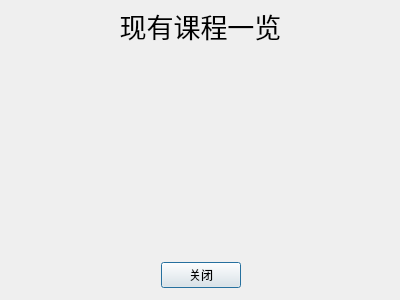
The window that seeallcourses.ui (archester-250/Course_Auxiliary_System_QT) describes before a commit, drawn with Qt 5.
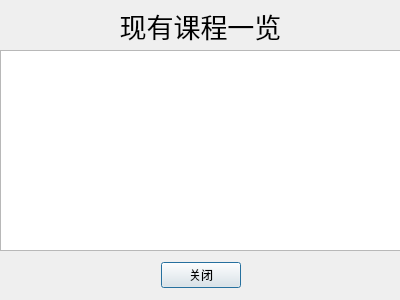
The same window after the commit.

The edit to the form file:
```diff
--- a/seeallcourses.ui
+++ b/seeallcourses.ui
@@ -79,6 +79,16 @@
     <set>Qt::AlignCenter</set>
    </property>
   </widget>
+  <widget class="QTextBrowser" name="textBrowser">
+   <property name="geometry">
+    <rect>
+     <x>0</x>
+     <y>50</y>
+     <width>401</width>
+     <height>201</height>
+    </rect>
+   </property>
+  </widget>
  </widget>
  <resources/>
  <connections>
```
